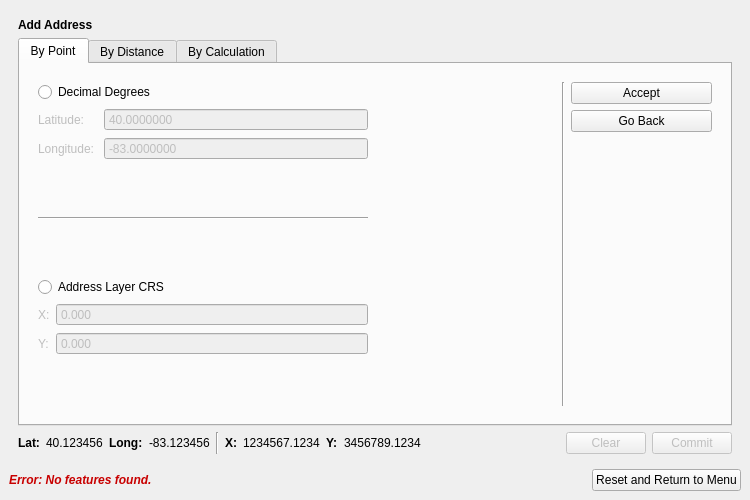
Qt form lbrs_updater_dockwidget_base.ui (gisn8/LBRS_Updater) before a commit.
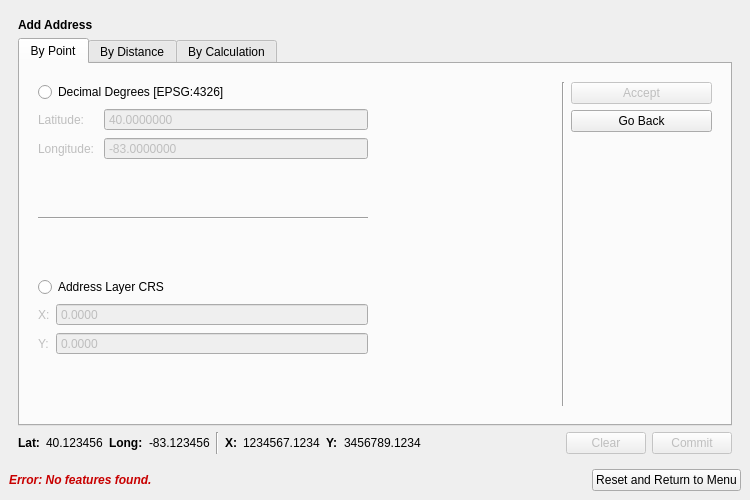
The same form after that commit. The open tabs and pages were chosen to show the change. Custom widgets are drawn as their Qt base class.

Commit message: WIP 2021-11-10 (with warning!) I redid the convert_xy to convert_xy_2. It's cleaner, BUT after testing, it seems the best course of action is to convert all to 4326 to crunch on. Then probably have another function to convert to desired. We're nearly there, but I'm done today.

Patch:
```diff
--- a/lbrs_updater_dockwidget_base.ui
+++ b/lbrs_updater_dockwidget_base.ui
@@ -1421,7 +1421,7 @@
                     <item>
                      <widget class="QRadioButton" name="rad_AddAddressByPoint_DD">
                       <property name="text">
-                       <string>Decimal Degrees</string>
+                       <string>Decimal Degrees [EPSG:4326]</string>
                       </property>
                      </widget>
                     </item>
@@ -1602,7 +1602,7 @@
                            <bool>false</bool>
                           </property>
                           <property name="decimals">
-                           <number>3</number>
+                           <number>4</number>
                           </property>
                           <property name="minimum">
                            <double>-10000000.000000000000000</double>
@@ -1633,7 +1633,7 @@
                            <bool>false</bool>
                           </property>
                           <property name="decimals">
-                           <number>3</number>
+                           <number>4</number>
                           </property>
                           <property name="minimum">
                            <double>-10000000.000000000000000</double>
@@ -1692,6 +1692,9 @@
                    <layout class="QVBoxLayout" name="verticalLayout_32">
                     <item>
                      <widget class="QPushButton" name="btn_AddAddressByPoint_AcceptManualInput">
+                      <property name="enabled">
+                       <bool>false</bool>
+                      </property>
                       <property name="text">
                        <string>Accept</string>
                       </property>
```
Left out of the diff: 32 changed lines with no effect on the pictures. The commit also changes 1 other file.
